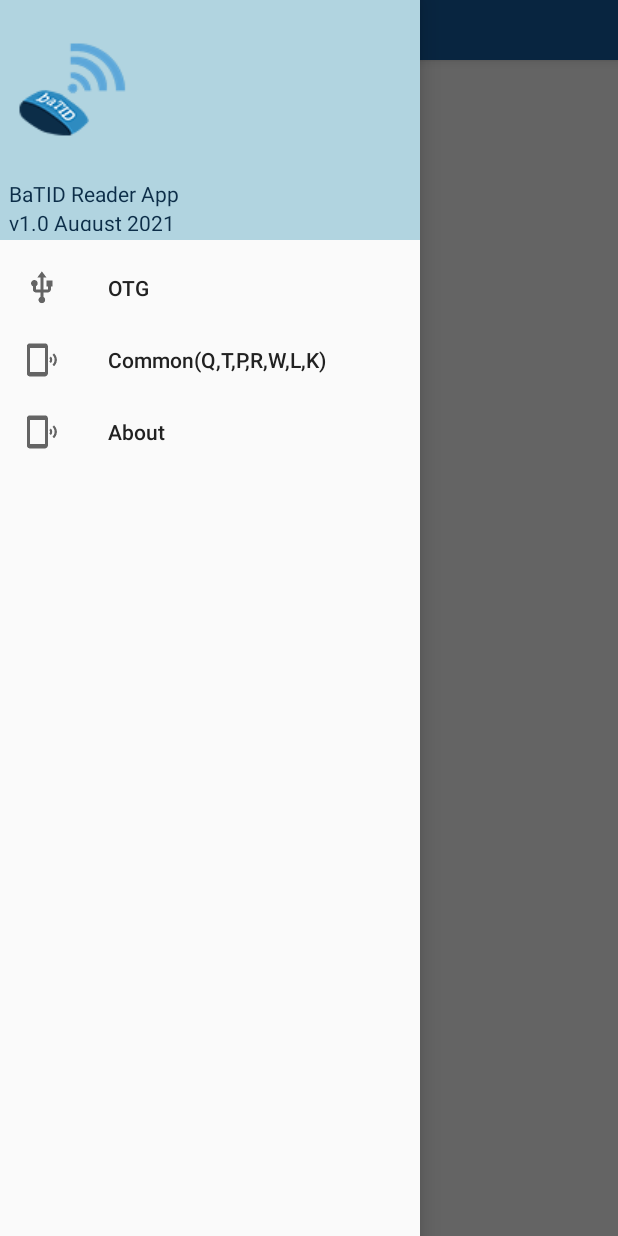
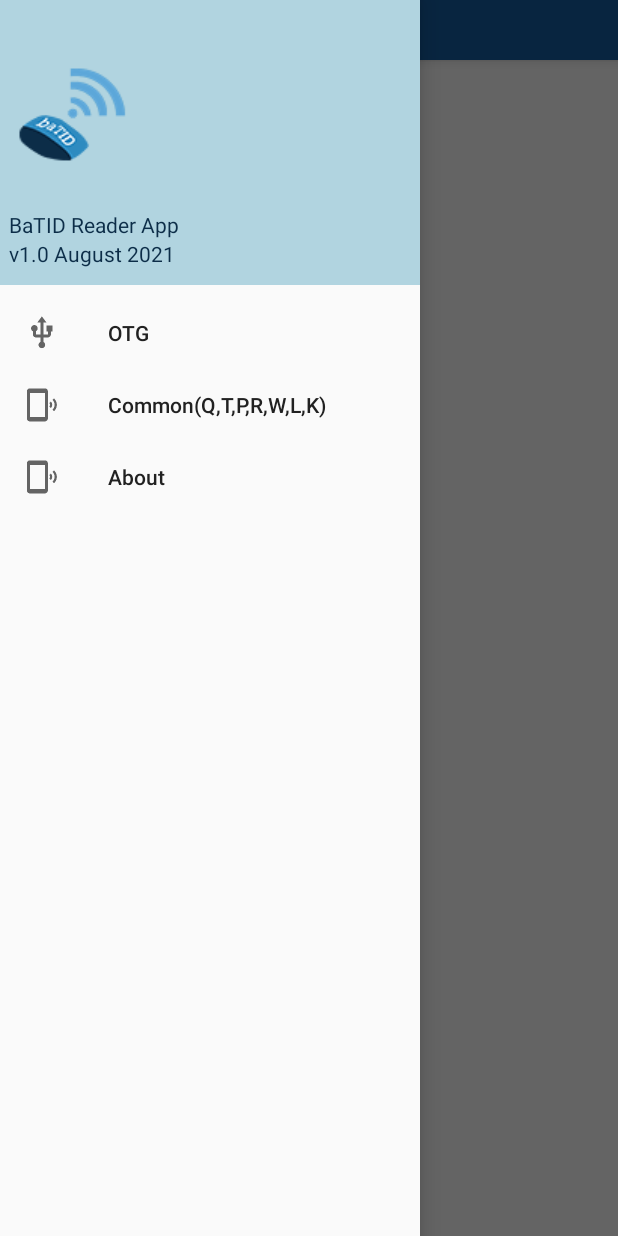
Before and after one commit to yanaromero/BaTIDAndroidApp, an Android app: the screen it shows after launch (MainActivity), with the side drawer open, on a phone screen of 412 x 824 dp. Run offline under Robolectric (Android 15) with nearby library versions, the phone set to English and light mode, and no system bars; 1 statement that could not run was skipped.

Commit message:
changed main header object margins

```diff
--- a/app/src/main/res/layout/nav_header_main.xml
+++ b/app/src/main/res/layout/nav_header_main.xml
@@ -17,6 +17,7 @@
         android:layout_width="wrap_content"
         android:layout_height="wrap_content"
         android:paddingTop="@dimen/nav_header_vertical_spacing"
+        android:layout_marginTop="@dimen/activity_vertical_margin"
         android:src="@drawable/app_logo_transparent" />
 
     <TextView
@@ -32,6 +33,7 @@
         android:layout_width="wrap_content"
         android:layout_height="wrap_content"
         android:textColor="#0C2D48"
+        android:paddingBottom="5dp"
         android:text="@string/nav_header_version" />
 
 </LinearLayout>
--- a/app/src/main/res/values/dimens.xml
+++ b/app/src/main/res/values/dimens.xml
@@ -1,7 +1,7 @@
 <resources>
     <!-- Default screen margins, per the Android Design guidelines. -->
-    <dimen name="nav_header_vertical_spacing">16dp</dimen>
-    <dimen name="nav_header_height">160dp</dimen>
+    <dimen name="nav_header_vertical_spacing">20dp</dimen>
+    <dimen name="nav_header_height">190dp</dimen>
     <!-- Default screen margins, per the Android Design guidelines. -->
     <dimen name="activity_horizontal_margin">6dp</dimen>
     <dimen name="activity_vertical_margin">6dp</dimen>
```
